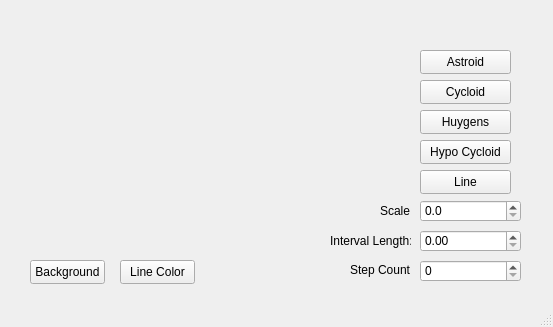
The window that mainwindow.ui (DMTRBor/DrawShapes) describes before a commit, drawn with Qt 5.
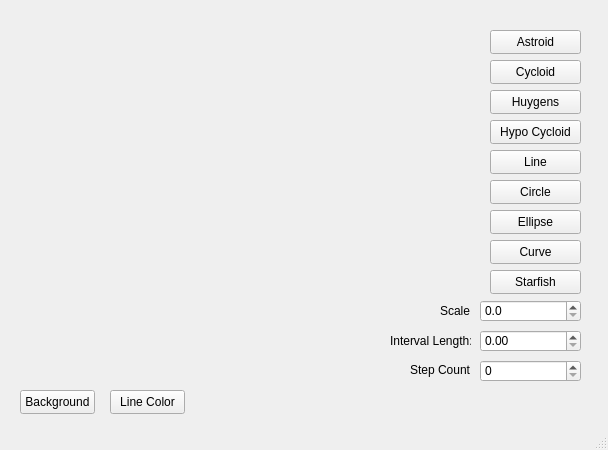
The same window after the commit. Custom widgets are drawn as their Qt base class.

Patch:
```diff
--- a/mainwindow.ui
+++ b/mainwindow.ui
@@ -6,8 +6,8 @@
    <rect>
     <x>0</x>
     <y>0</y>
-    <width>553</width>
-    <height>327</height>
+    <width>608</width>
+    <height>450</height>
    </rect>
   </property>
   <property name="windowTitle">
@@ -17,8 +17,8 @@
    <widget class="QDoubleSpinBox" name="spinScale">
     <property name="geometry">
      <rect>
-      <x>420</x>
-      <y>200</y>
+      <x>480</x>
+      <y>300</y>
       <width>101</width>
       <height>22</height>
      </rect>
@@ -26,6 +26,9 @@
     <property name="decimals">
      <number>1</number>
     </property>
+    <property name="maximum">
+     <double>150.000000000000000</double>
+    </property>
     <property name="singleStep">
      <double>0.100000000000000</double>
     </property>
@@ -33,8 +36,8 @@
    <widget class="QLabel" name="label">
     <property name="geometry">
      <rect>
-      <x>380</x>
-      <y>200</y>
+      <x>440</x>
+      <y>300</y>
       <width>30</width>
       <height>22</height>
      </rect>
@@ -46,8 +49,8 @@
    <widget class="QDoubleSpinBox" name="spinInterval">
     <property name="geometry">
      <rect>
-      <x>420</x>
-      <y>230</y>
+      <x>480</x>
+      <y>330</y>
       <width>101</width>
       <height>22</height>
      </rect>
@@ -62,8 +65,8 @@
    <widget class="QLabel" name="label_2">
     <property name="geometry">
      <rect>
-      <x>330</x>
-      <y>230</y>
+      <x>390</x>
+      <y>330</y>
       <width>81</width>
       <height>22</height>
      </rect>
@@ -75,8 +78,8 @@
    <widget class="QSpinBox" name="spinCount">
     <property name="geometry">
      <rect>
-      <x>420</x>
-      <y>260</y>
+      <x>480</x>
+      <y>360</y>
       <width>101</width>
       <height>22</height>
      </rect>
@@ -91,8 +94,8 @@
    <widget class="QLabel" name="label_3">
     <property name="geometry">
      <rect>
-      <x>350</x>
-      <y>260</y>
+      <x>410</x>
+      <y>360</y>
       <width>61</width>
       <height>20</height>
      </rect>
@@ -104,8 +107,8 @@
    <widget class="QPushButton" name="btnBackground">
     <property name="geometry">
      <rect>
-      <x>30</x>
-      <y>260</y>
+      <x>20</x>
+      <y>390</y>
       <width>75</width>
       <height>24</height>
      </rect>
@@ -117,8 +120,8 @@
    <widget class="QPushButton" name="btnLineColor">
     <property name="geometry">
      <rect>
-      <x>120</x>
-      <y>260</y>
+      <x>110</x>
+      <y>390</y>
       <width>75</width>
       <height>24</height>
      </rect>
@@ -127,11 +130,63 @@
      <string>Line Color</string>
     </property>
    </widget>
+   <widget class="QPushButton" name="btnCircle">
+    <property name="geometry">
+     <rect>
+      <x>490</x>
+      <y>180</y>
+      <width>91</width>
+      <height>24</height>
+     </rect>
+    </property>
+    <property name="text">
+     <string>Circle</string>
+    </property>
+   </widget>
+   <widget class="QPushButton" name="btnEllipse">
+    <property name="geometry">
+     <rect>
+      <x>490</x>
+      <y>210</y>
+      <width>91</width>
+      <height>24</height>
+     </rect>
+    </property>
+    <property name="text">
+     <string>Ellipse</string>
+    </property>
+   </widget>
+   <widget class="QPushButton" name="btnCurve">
+    <property name="geometry">
+     <rect>
+      <x>490</x>
+      <y>240</y>
+      <width>91</width>
+      <height>24</height>
+     </rect>
+    </property>
+    <property name="text">
+     <string>Curve</string>
+    </property>
+   </widget>
+   <widget class="QPushButton" name="btnStarfish">
+    <property name="geometry">
+     <rect>
+      <x>490</x>
+      <y>270</y>
+      <width>91</width>
+      <height>24</height>
+     </rect>
+    </property>
+    <property name="text">
+     <string>Starfish</string>
+    </property>
+   </widget>
    <widget class="QPushButton" name="btnHuygens">
     <property name="geometry">
      <rect>
-      <x>420</x>
-      <y>110</y>
+      <x>490</x>
+      <y>90</y>
       <width>91</width>
       <height>24</height>
      </rect>
@@ -143,8 +198,8 @@
    <widget class="QPushButton" name="btnAstroid">
     <property name="geometry">
      <rect>
-      <x>420</x>
-      <y>50</y>
+      <x>490</x>
+      <y>30</y>
       <width>91</width>
       <height>24</height>
      </rect>
@@ -156,8 +211,8 @@
    <widget class="QPushButton" name="btnCycloid">
     <property name="geometry">
      <rect>
-      <x>420</x>
-      <y>80</y>
+      <x>490</x>
+      <y>60</y>
       <width>91</width>
       <height>24</height>
      </rect>
@@ -169,8 +224,8 @@
    <widget class="QPushButton" name="btnLine">
     <property name="geometry">
      <rect>
-      <x>420</x>
-      <y>170</y>
+      <x>490</x>
+      <y>150</y>
       <width>91</width>
       <height>24</height>
      </rect>
@@ -182,8 +237,8 @@
    <widget class="QPushButton" name="btnHypo">
     <property name="geometry">
      <rect>
-      <x>420</x>
-      <y>140</y>
+      <x>490</x>
+      <y>120</y>
       <width>91</width>
       <height>24</height>
      </rect>
@@ -195,10 +250,10 @@
    <widget class="RenderArea" name="renderArea" native="true">
     <property name="geometry">
      <rect>
-      <x>30</x>
-      <y>30</y>
-      <width>271</width>
-      <height>221</height>
+      <x>20</x>
+      <y>20</y>
+      <width>361</width>
+      <height>361</height>
      </rect>
     </property>
    </widget>
```
